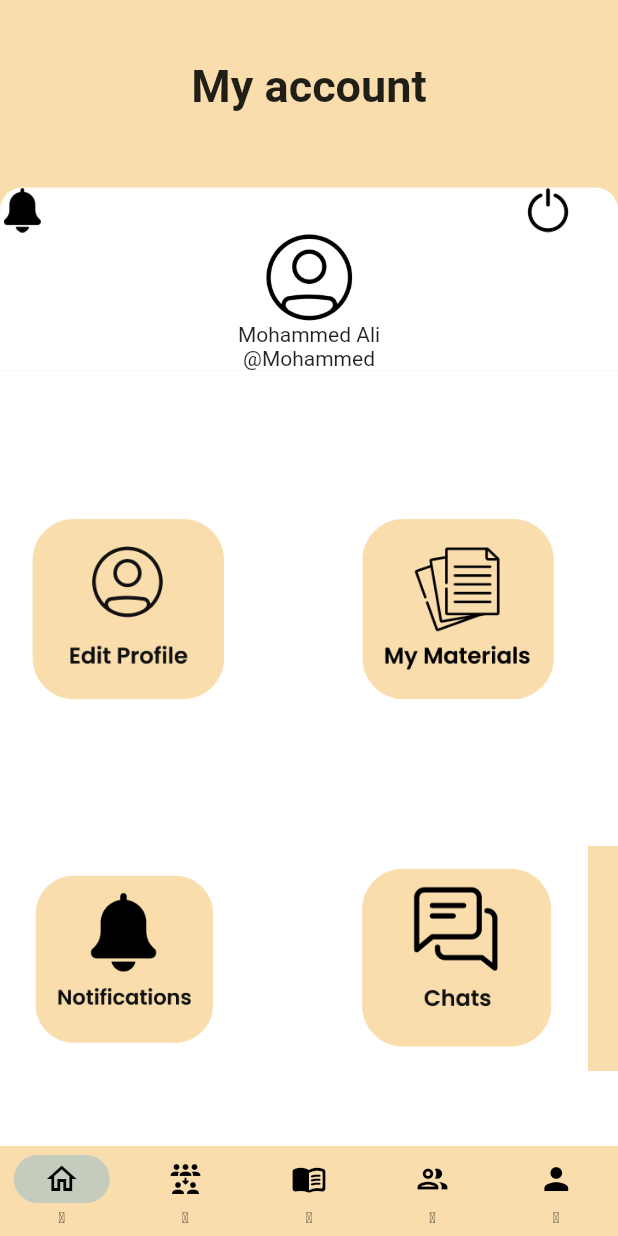
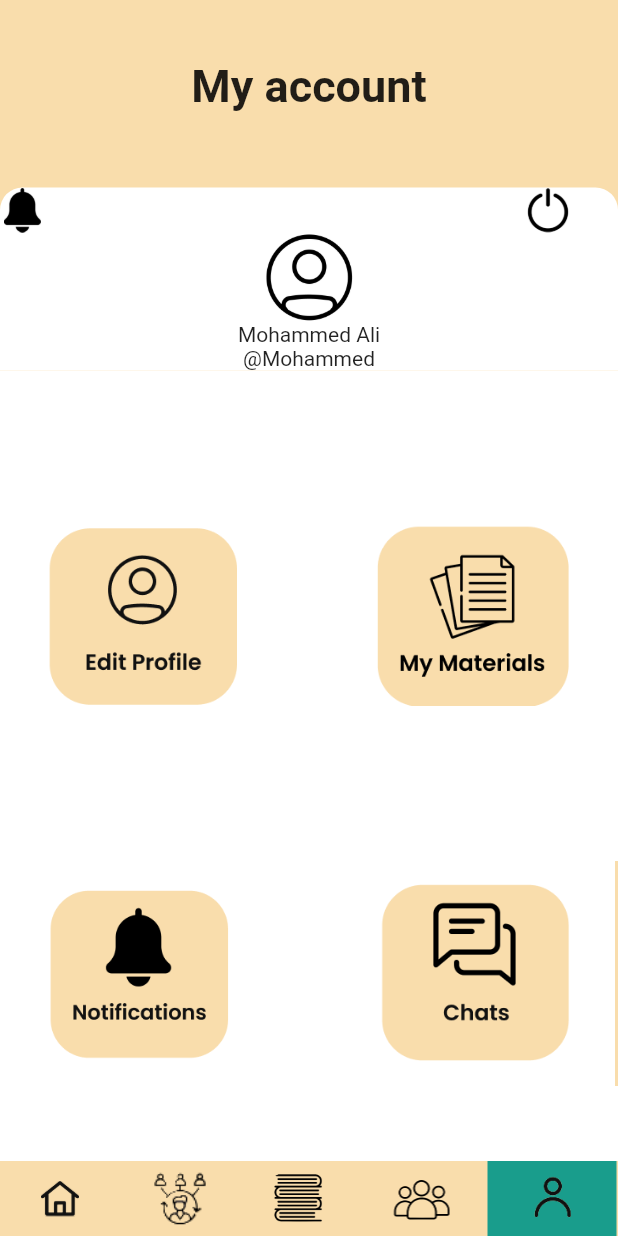
Before and after one commit to Abuqami/CollegeConnect, a Flutter app: the myacc screen opened directly, on a phone screen of 412 x 824 dp. Run offline on Flutter 3.47's test engine with Material 2 defaults, Android fonts, the phone set to English and light mode, and no system bars; our stand-ins replace get.

Commit message:
New app bar

```diff
--- a/lib/main.dart
+++ b/lib/main.dart
@@ -1,5 +1,8 @@
+import 'package:collegeconnect/screens/Community.dart';
 import 'package:collegeconnect/screens/Forgot_Password.dart';
+import 'package:collegeconnect/screens/Homepage.dart';
 import 'package:collegeconnect/screens/Login.dart';
+import 'package:collegeconnect/screens/Myaccount.dart';
 import 'package:collegeconnect/screens/landing_page.dart';
 import 'package:flutter/material.dart';
 import 'package:get/get.dart';
@@ -16,7 +19,7 @@ class CollegeConnect extends StatelessWidget {
     return GetMaterialApp(
       debugShowCheckedModeBanner: false,
       home: SafeArea(
-        child: landingpage(),
+        child: Homepage(),
       ),
     );
   }
--- a/lib/screens/Myaccount.dart
+++ b/lib/screens/Myaccount.dart
@@ -7,41 +7,11 @@ import 'package:collegeconnect/widgets/landingPageButtons.dart';
 class myacc extends StatelessWidget {
   @override
   Widget build(BuildContext context) {
+    final IsPixel6 = MediaQuery.of(context).size.height > 820;
     final isAndoridsmall = MediaQuery.of(context).size.height > 780;
     final isPixel3 = MediaQuery.of(context).size.height > 736;
 
     return Scaffold(
-        bottomNavigationBar: NavigationBar(
-          backgroundColor: Color(0xFFF9DDAC),
-          height: 60,
-          destinations: [
-            NavigationDestination(
-              icon: Icon(Icons.home_outlined),
-              selectedIcon: Icon(Icons.home_outlined),
-              label: 'ㅤ',
-            ),
-            NavigationDestination(
-              icon: Icon(Icons.reduce_capacity_rounded),
-              selectedIcon: Icon(Icons.reduce_capacity_rounded),
-              label: 'ㅤ',
-            ),
-            NavigationDestination(
-              icon: Icon(Icons.menu_book_rounded),
-              selectedIcon: Icon(Icons.menu_book_rounded),
-              label: 'ㅤ',
-            ),
-            NavigationDestination(
-              icon: Icon(Icons.group_outlined),
-              selectedIcon: Icon(Icons.group_outlined),
-              label: 'ㅤ',
-            ),
-            NavigationDestination(
-              icon: Icon(Icons.person),
-              selectedIcon: Icon(Icons.sd_card_alert),
-              label: 'ㅤ',
-            )
-          ],
-        ),
         backgroundColor: Color(0xFFF9DDAC),
         body: SafeArea(
           child: Column(children: [
@@ -82,7 +52,9 @@ class myacc extends StatelessWidget {
                   decoration: BoxDecoration(
                     color: Colors.white,
                   ),
-                  child: isPixel3
+                  child: IsPixel6
+                      ? RowUpBig()
+                      : isPixel3
                           ? RowUp()
                           : isAndoridsmall
                               ? RowUp()
@@ -90,7 +62,9 @@ class myacc extends StatelessWidget {
             ),
             Row(
               children: [
-                isPixel3
+                IsPixel6
+                    ? BottomBig()
+                    : isPixel3
                         ? Bottom()
                         : isAndoridsmall
                             ? Bottom()
@@ -100,7 +74,8 @@ class myacc extends StatelessWidget {
             Container(
               height: 50,
               decoration: BoxDecoration(color: Colors.white),
-            )
+            ),
+            Bottom_Bar()
           ]),
         ));
   }
@@ -178,6 +153,42 @@ class RowUpSmall extends StatelessWidget {
   }
 }
 
+class RowUpBig extends StatelessWidget {
+  const RowUpBig({
+    Key? key,
+  }) : super(key: key);
+
+  @override
+  Widget build(BuildContext context) {
+    return Row(
+      children: [
+        SizedBox(
+          width: 30,
+        ),
+        GestureDetector(
+          onTap: () {},
+          child: Image.asset(
+            'Images/Button5.png',
+            width: 130,
+            height: 120,
+          ),
+        ),
+        SizedBox(
+          width: 90,
+        ),
+        GestureDetector(
+          onTap: () {},
+          child: Image.asset(
+            'Images/Button6.png',
+            width: 130,
+            height: 120,
+          ),
+        ),
+      ],
+    );
+  }
+}
+
 class Bottom extends StatelessWidget {
   const Bottom({
     Key? key,
@@ -246,6 +257,45 @@ class BottomSmall extends StatelessWidget {
             'Images/Button8.png',
             width: 130,
             height: 130,
+          ),
+        ),
+      ]),
+      width: 410,
+      height: 150,
+      color: Colors.white,
+    );
+  }
+}
+
+class BottomBig extends StatelessWidget {
+  const BottomBig({
+    Key? key,
+  }) : super(key: key);
+
+  @override
+  Widget build(BuildContext context) {
+    return Container(
+      child: Row(children: [
+        SizedBox(
+          width: 30,
+        ),
+        GestureDetector(
+          onTap: () {},
+          child: Image.asset(
+            'Images/Button7.png',
+            width: 130,
+            height: 130,
+          ),
+        ),
+        SizedBox(
+          width: 90,
+        ),
+        GestureDetector(
+          onTap: () {},
+          child: Image.asset(
+            'Images/Button8.png',
+            width: 135,
+            height: 120,
           ),
         ),
       ]),
@@ -334,3 +384,95 @@ class UpperPartsmall extends StatelessWidget {
     ]);
   }
 }
+
+class Bottom_Bar extends StatelessWidget {
+  const Bottom_Bar({
+    Key? key,
+  }) : super(key: key);
+
+  @override
+  Widget build(BuildContext context) {
+    return Container(
+      height: 50,
+      child: Row(children: [
+        GestureDetector(
+          onTap: () {},
+          child: Container(
+            width: 80,
+            decoration:
+                BoxDecoration(color: Color.fromARGB(255, 249, 221, 172)),
+            child: Padding(
+              padding: const EdgeInsets.all(13),
+              child: Image.asset(
+                'Images/House.png',
+                height: 40,
+              ),
+            ),
+          ),
+        ),
+        GestureDetector(
+          onTap: () {},
+          child: Container(
+            width: 80,
+            decoration:
+                BoxDecoration(color: Color.fromARGB(255, 249, 221, 172)),
+            child: Padding(
+              padding: const EdgeInsets.all(7),
+              child: Image.asset(
+                'Images/people.png',
+                height: 40,
+              ),
+            ),
+          ),
+        ),
+        GestureDetector(
+          onTap: () {},
+          child: Container(
+            width: 80,
+            decoration:
+                BoxDecoration(color: Color.fromARGB(255, 249, 221, 172)),
+            child: Padding(
+              padding: const EdgeInsets.all(8),
+              child: Image.asset(
+                'Images/Books.png',
+                height: 40,
+              ),
+            ),
+          ),
+        ),
+        GestureDetector(
+          onTap: () {},
+          child: Container(
+            width: 80,
+            decoration:
+                BoxDecoration(color: Color.fromARGB(255, 249, 221, 172)),
+            child: Padding(
+              padding: const EdgeInsets.all(10),
+              child: Image.asset(
+                'Images/Many_people.png',
+                height: 40,
+              ),
+            ),
+          ),
+        ),
+        SizedBox(
+          width: 5,
+        ),
+        GestureDetector(
+          onTap: () {},
+          child: Container(
+            width: 86,
+            decoration: BoxDecoration(color: Color.fromARGB(255, 25, 157, 140)),
+            child: Padding(
+              padding: const EdgeInsets.all(10),
+              child: Image.asset(
+                'Images/guy.png',
+                height: 40,
+              ),
+            ),
+          ),
+        ),
+      ]),
+    );
+  }
+}
```
Also changed, not shown: lib/screens/Community.dart (+93 -42 lines), lib/screens/Homepage.dart (+93 -42 lines), Images/Books.png (added), Images/House.png (added), Images/Many_people.png (added), Images/guy.png (added), Images/people.png (added). Lines whose indentation alone changed are shown as unchanged.
